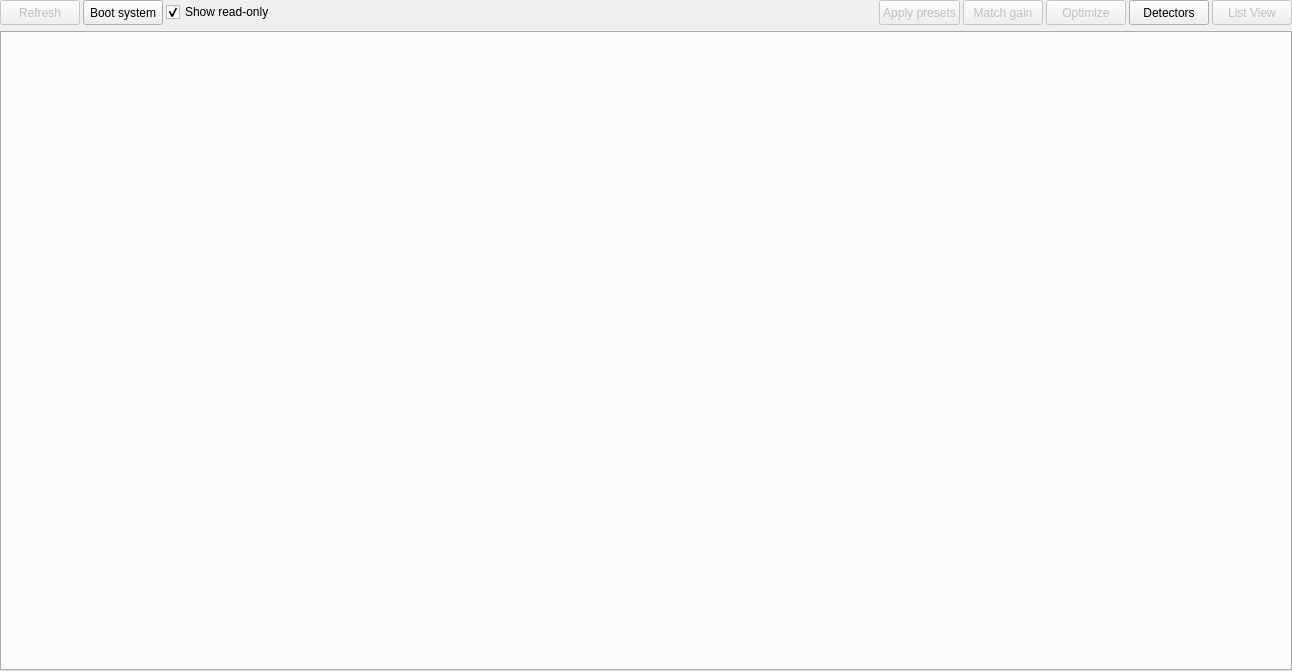
The window that gui/form_system_settings.ui (usnistgov/qpx-gamma) describes before a commit, drawn with Qt 5.
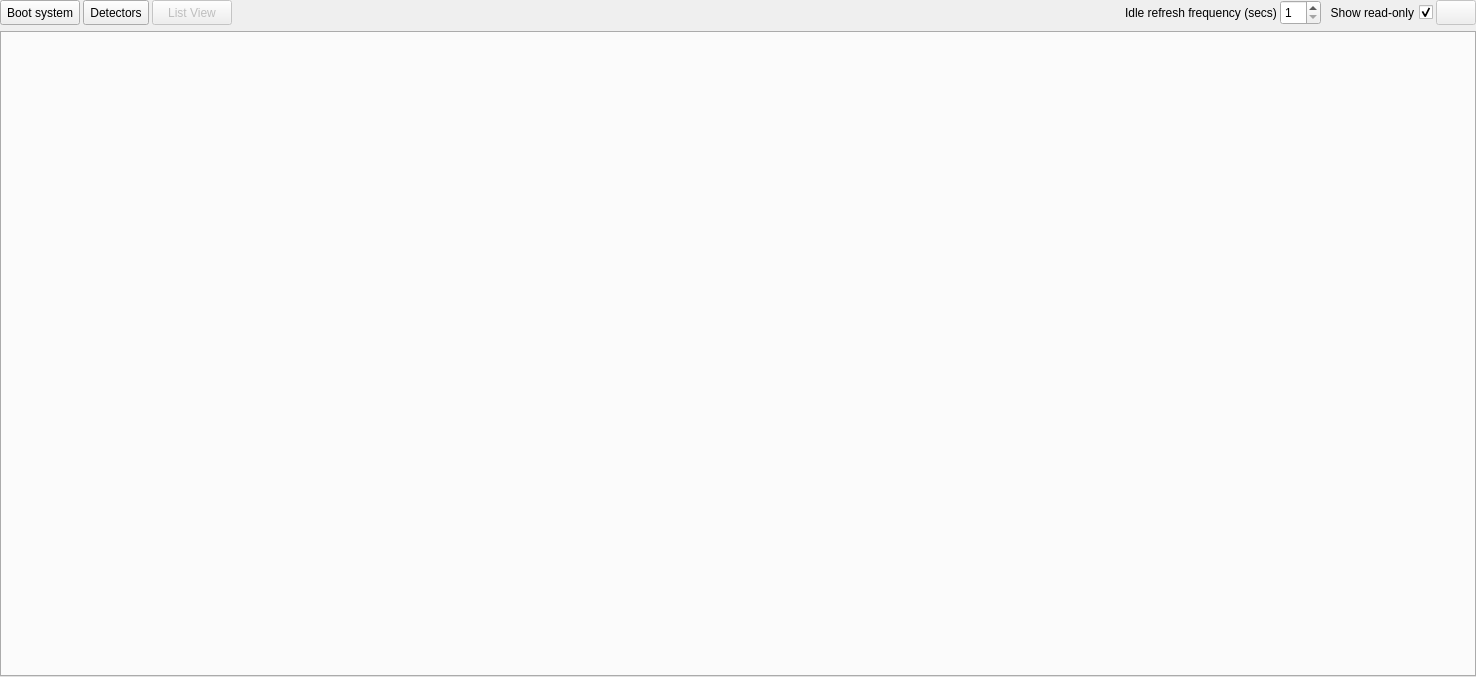
The same window after the commit. Icons and pictures are not drawn.

Commit message: idle refresh settings now configurable, oscilloscope optional, detector functions in menu

Diff of the .ui file:
```diff
--- a/gui/form_system_settings.ui
+++ b/gui/form_system_settings.ui
@@ -6,8 +6,8 @@
    <rect>
     <x>0</x>
     <y>0</y>
-    <width>1292</width>
-    <height>671</height>
+    <width>1476</width>
+    <height>677</height>
    </rect>
   </property>
   <property name="sizePolicy">
@@ -41,44 +41,6 @@
      <property name="spacing">
       <number>3</number>
      </property>
-     <item>
-      <widget class="QPushButton" name="pushSettingsRefresh">
-       <property name="enabled">
-        <bool>false</bool>
-       </property>
-       <property name="sizePolicy">
-        <sizepolicy hsizetype="Minimum" vsizetype="Fixed">
-         <horstretch>0</horstretch>
-         <verstretch>0</verstretch>
-        </sizepolicy>
-       </property>
-       <property name="minimumSize">
-        <size>
-         <width>0</width>
-         <height>25</height>
-        </size>
-       </property>
-       <property name="maximumSize">
-        <size>
-         <width>16777215</width>
-         <height>25</height>
-        </size>
-       </property>
-       <property name="text">
-        <string>Refresh</string>
-       </property>
-       <property name="icon">
-        <iconset resource="resources/qpxres.qrc">
-         <normaloff>:/icons/oxy/16/view_refresh.png</normaloff>:/icons/oxy/16/view_refresh.png</iconset>
-       </property>
-       <property name="iconSize">
-        <size>
-         <width>16</width>
-         <height>16</height>
-        </size>
-       </property>
-      </widget>
-     </item>
      <item>
       <widget class="QPushButton" name="bootButton">
        <property name="sizePolicy">
@@ -115,69 +77,9 @@
       </widget>
      </item>
      <item>
-      <widget class="QCheckBox" name="checkShowRO">
-       <property name="sizePolicy">
-        <sizepolicy hsizetype="MinimumExpanding" vsizetype="Fixed">
-         <horstretch>0</horstretch>
-         <verstretch>0</verstretch>
-        </sizepolicy>
-       </property>
-       <property name="text">
-        <string>Show read-only</string>
-       </property>
-       <property name="checked">
-        <bool>true</bool>
-       </property>
-      </widget>
-     </item>
-     <item>
-      <widget class="QPushButton" name="pushOptimizeAll">
-       <property name="enabled">
-        <bool>false</bool>
-       </property>
-       <property name="sizePolicy">
-        <sizepolicy hsizetype="Preferred" vsizetype="Fixed">
-         <horstretch>0</horstretch>
-         <verstretch>0</verstretch>
-        </sizepolicy>
-       </property>
+      <widget class="QToolButton" name="toolDetectors">
        <property name="minimumSize">
         <size>
-         <width>28</width>
-         <height>25</height>
-        </size>
-       </property>
-       <property name="maximumSize">
-        <size>
-         <width>16777215</width>
-         <height>25</height>
-        </size>
-       </property>
-       <property name="toolTip">
-        <string>Apply detector optimizations</string>
-       </property>
-       <property name="text">
-        <string>Apply presets</string>
-       </property>
-       <property name="icon">
-        <iconset resource="resources/qpxres.qrc">
-         <normaloff>:/icons/oxy/16/preferences_web_browser_cache.png</normaloff>:/icons/oxy/16/preferences_web_browser_cache.png</iconset>
-       </property>
-       <property name="iconSize">
-        <size>
-         <width>16</width>
-         <height>16</height>
-        </size>
-       </property>
-      </widget>
-     </item>
-     <item>
-      <widget class="QPushButton" name="pushOpenGainMatch">
-       <property name="enabled">
-        <bool>false</bool>
-       </property>
-       <property name="minimumSize">
-        <size>
          <width>0</width>
          <height>25</height>
         </size>
@@ -187,56 +89,6 @@
          <width>16777215</width>
          <height>25</height>
         </size>
-       </property>
-       <property name="text">
-        <string>Match gain</string>
-       </property>
-      </widget>
-     </item>
-     <item>
-      <widget class="QPushButton" name="pushOpenOptimize">
-       <property name="enabled">
-        <bool>false</bool>
-       </property>
-       <property name="minimumSize">
-        <size>
-         <width>0</width>
-         <height>25</height>
-        </size>
-       </property>
-       <property name="maximumSize">
-        <size>
-         <width>16777215</width>
-         <height>25</height>
-        </size>
-       </property>
-       <property name="text">
-        <string>Optimize</string>
-       </property>
-      </widget>
-     </item>
-     <item>
-      <widget class="QPushButton" name="pushDetDB">
-       <property name="sizePolicy">
-        <sizepolicy hsizetype="Maximum" vsizetype="Fixed">
-         <horstretch>0</horstretch>
-         <verstretch>0</verstretch>
-        </sizepolicy>
-       </property>
-       <property name="minimumSize">
-        <size>
-         <width>28</width>
-         <height>25</height>
-        </size>
-       </property>
-       <property name="maximumSize">
-        <size>
-         <width>16777215</width>
-         <height>25</height>
-        </size>
-       </property>
-       <property name="toolTip">
-        <string>Edit detector database</string>
        </property>
        <property name="text">
         <string>Detectors</string>
@@ -245,11 +97,11 @@
         <iconset resource="resources/qpxres.qrc">
          <normaloff>:/icons/oxy/16/alacarte.png</normaloff>:/icons/oxy/16/alacarte.png</iconset>
        </property>
-       <property name="iconSize">
-        <size>
-         <width>16</width>
-         <height>16</height>
-        </size>
+       <property name="popupMode">
+        <enum>QToolButton::InstantPopup</enum>
+       </property>
+       <property name="toolButtonStyle">
+        <enum>Qt::ToolButtonTextBesideIcon</enum>
        </property>
       </widget>
      </item>
@@ -275,6 +127,132 @@
        </property>
       </widget>
      </item>
+     <item>
+      <widget class="QLabel" name="label">
+       <property name="sizePolicy">
+        <sizepolicy hsizetype="MinimumExpanding" vsizetype="Preferred">
+         <horstretch>0</horstretch>
+         <verstretch>0</verstretch>
+        </sizepolicy>
+       </property>
+       <property name="text">
+        <string/>
+       </property>
+      </widget>
+     </item>
+     <item>
+      <widget class="QLabel" name="label_2">
+       <property name="minimumSize">
+        <size>
+         <width>0</width>
+         <height>25</height>
+        </size>
+       </property>
+       <property name="maximumSize">
+        <size>
+         <width>16777215</width>
+         <height>25</height>
+        </size>
+       </property>
+       <property name="text">
+        <string>Idle refresh frequency (secs)</string>
+       </property>
+      </widget>
+     </item>
+     <item>
+      <widget class="QSpinBox" name="spinRefreshFrequency">
+       <property name="minimumSize">
+        <size>
+         <width>0</width>
+         <height>25</height>
+        </size>
+       </property>
+       <property name="maximumSize">
+        <size>
+         <width>16777215</width>
+         <height>25</height>
+        </size>
+       </property>
+       <property name="minimum">
+        <number>1</number>
+       </property>
+       <property name="maximum">
+        <number>10</number>
+       </property>
+      </widget>
+     </item>
+     <item>
+      <widget class="QCheckBox" name="checkShowRO">
+       <property name="sizePolicy">
+        <sizepolicy hsizetype="Maximum" vsizetype="Fixed">
+         <horstretch>0</horstretch>
+         <verstretch>0</verstretch>
+        </sizepolicy>
+       </property>
+       <property name="minimumSize">
+        <size>
+         <width>0</width>
+         <height>25</height>
+        </size>
+       </property>
+       <property name="maximumSize">
+        <size>
+         <width>16777215</width>
+         <height>25</height>
+        </size>
+       </property>
+       <property name="layoutDirection">
+        <enum>Qt::RightToLeft</enum>
+       </property>
+       <property name="text">
+        <string>Show read-only</string>
+       </property>
+       <property name="checked">
+        <bool>true</bool>
+       </property>
+      </widget>
+     </item>
+     <item>
+      <widget class="QPushButton" name="pushSettingsRefresh">
+       <property name="enabled">
+        <bool>false</bool>
+       </property>
+       <property name="sizePolicy">
+        <sizepolicy hsizetype="Minimum" vsizetype="Fixed">
+         <horstretch>0</horstretch>
+         <verstretch>0</verstretch>
+        </sizepolicy>
+       </property>
+       <property name="minimumSize">
+        <size>
+         <width>0</width>
+         <height>25</height>
+        </size>
+       </property>
+       <property name="maximumSize">
+        <size>
+         <width>16777215</width>
+         <height>25</height>
+        </size>
+       </property>
+       <property name="toolTip">
+        <string>Force refresh</string>
+       </property>
+       <property name="text">
+        <string/>
+       </property>
+       <property name="icon">
+        <iconset resource="resources/qpxres.qrc">
+         <normaloff>:/icons/oxy/16/view_refresh.png</normaloff>:/icons/oxy/16/view_refresh.png</iconset>
+       </property>
+       <property name="iconSize">
+        <size>
+         <width>16</width>
+         <height>16</height>
+        </size>
+       </property>
+      </widget>
+     </item>
     </layout>
    </item>
    <item row="1" column="0">
```
The commit also changes 8 other files.
